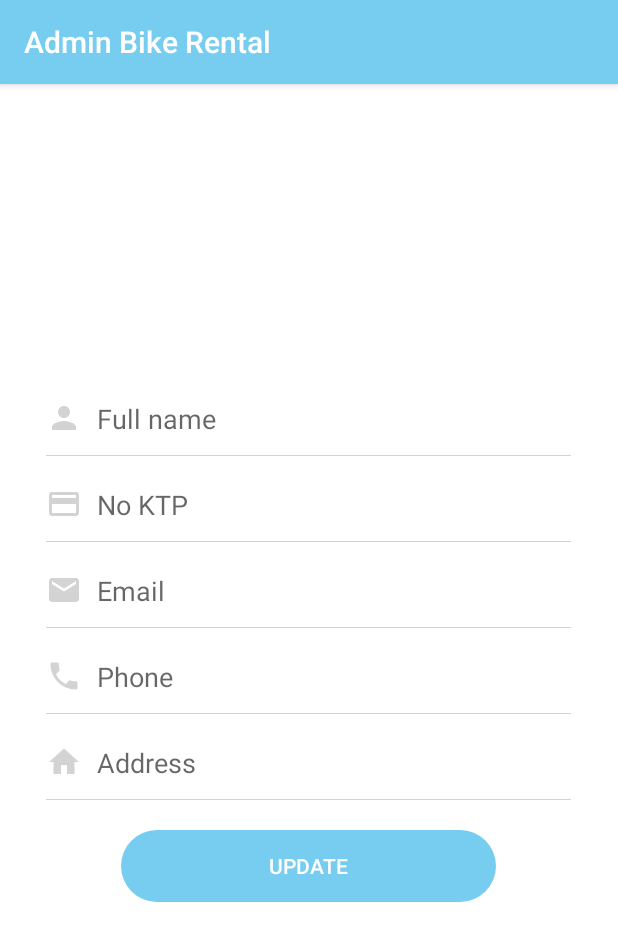
After one commit to hasanwijaya/admin-bike-rental, an Android app: the DetailCustomerActivity screen opened directly, with no data from a screen before it, on a phone screen of 412 x 824 dp. The commit adds this screen. Shown: the top 941 px of the screen. Run offline under Robolectric (Android 15) with nearby library versions, the phone set to English and light mode, and no system bars; libraries missing offline, so code that uses them is left out: com.androidnetworking, com.androidnetworking.common, com.androidnetworking.error, com.androidnetworking.interfaces; 6 statements that could not run were skipped.

Commit message:
add detail customer

```diff
--- a/app/src/main/AndroidManifest.xml
+++ b/app/src/main/AndroidManifest.xml
@@ -12,7 +12,8 @@
         android:supportsRtl="true"
         android:theme="@style/AppTheme"
         android:usesCleartextTraffic="true">
-        <activity android:name=".activity.CustomersActivity"></activity>
+        <activity android:name=".activity.DetailCustomerActivity"></activity>
+        <activity android:name=".activity.CustomersActivity" />
         <activity
             android:name=".activity.SplashscreenActivity"
             android:theme="@style/Theme.AppCompat.Light.NoActionBar">
--- /dev/null
+++ b/app/src/main/java/com/example/adminbikerental/activity/DetailCustomerActivity.java
@@ -0,0 +1,129 @@
+package com.example.adminbikerental.activity;
+
+import androidx.appcompat.app.AppCompatActivity;
+
+import android.content.Intent;
+import android.content.SharedPreferences;
+import android.os.Bundle;
+import android.util.Log;
+import android.view.View;
+import android.widget.Button;
+import android.widget.EditText;
+import android.widget.Toast;
+
+import com.androidnetworking.AndroidNetworking;
+import com.androidnetworking.common.Priority;
+import com.androidnetworking.error.ANError;
+import com.androidnetworking.interfaces.JSONObjectRequestListener;
+import com.example.adminbikerental.R;
+import com.example.adminbikerental.model.Customer;
+
+import org.json.JSONException;
+import org.json.JSONObject;
+
+import static com.example.adminbikerental.activity.SplashscreenActivity.ID;
+import static com.example.adminbikerental.activity.SplashscreenActivity.SHARED_PREFS;
+
+public class DetailCustomerActivity extends AppCompatActivity {
+    public static final String TAG = DetailCustomerActivity.class.getSimpleName();
+    private EditText edtName, edtNoktp, edtEmail, edtPhone, edtAddress;
+    private Button btnUpdate;
+    private String id;
+
+    @Override
+    protected void onCreate(Bundle savedInstanceState) {
+        super.onCreate(savedInstanceState);
+        setContentView(R.layout.activity_detail_customer);
+
+        edtName = findViewById(R.id.edt_name);
+        edtNoktp = findViewById(R.id.edt_noktp);
+        edtEmail = findViewById(R.id.edt_email);
+        edtPhone = findViewById(R.id.edt_phone);
+        edtAddress = findViewById(R.id.edt_address);
+        btnUpdate = findViewById(R.id.btn_update);
+
+        Intent intent = getIntent();
+        Customer itemData = intent.getParcelableExtra("Item Data");
+
+        id = itemData.getId();
+        edtName.setText(itemData.getName());
+        edtNoktp.setText(itemData.getNoktp());
+        edtEmail.setText(itemData.getEmail());
+        edtPhone.setText(itemData.getPhone());
+        edtAddress.setText(itemData.getAddress());
+
+        btnUpdate.setOnClickListener(new View.OnClickListener() {
+            @Override
+            public void onClick(View view) {
+                String inputName= edtName.getText().toString().trim();
+                String inputNoktp= edtNoktp.getText().toString().trim();
+                String inputEmail = edtEmail.getText().toString().trim();
+                String inputPhone = edtPhone.getText().toString().trim();
+                String inputAddress = edtAddress.getText().toString().trim();
+
+                boolean isEmpty = false;
+
+                if (inputName.isEmpty()) {
+                    isEmpty = true;
+                    edtName.setError("Nama lengkap harus diisi");
+                }
+
+                if (inputNoktp.isEmpty()) {
+                    isEmpty = true;
+                    edtNoktp.setError("No KTP harus diisi");
+                }
+
+                if (inputEmail.isEmpty()) {
+                    isEmpty = true;
+                    edtEmail.setError("Email harus diisi");
+                }
+
+                if (inputPhone.isEmpty()) {
+                    isEmpty = true;
+                    edtPhone.setError("Nomor telepon harus diisi");
+                }
+
+                if (inputAddress.isEmpty()) {
+                    isEmpty = true;
+                    edtAddress.setError("Alamat Number harus diisi");
+                }
+
+                if (!isEmpty) {
+                    AndroidNetworking.post("http://192.168.43.21/bike_rental/update_customer.php")
+                            .addBodyParameter("id", id)
+                            .addBodyParameter("name", inputName)
+                            .addBodyParameter("noktp", inputNoktp)
+                            .addBodyParameter("email", inputEmail)
+                            .addBodyParameter("phone", inputPhone)
+                            .addBodyParameter("address", inputAddress)
+                            .setPriority(Priority.MEDIUM)
+                            .build()
+                            .getAsJSONObject(new JSONObjectRequestListener() {
+                                @Override
+                                public void onResponse(JSONObject response) {
+                                    try {
+                                        String status = response.getString("status");
+                                        String message = response.getString("message");
+
+                                        if (status.equals("success")) {
+                                            Toast.makeText(DetailCustomerActivity.this, message, Toast.LENGTH_SHORT).show();
+                                            finish();
+                                        } else {
+                                            Toast.makeText(DetailCustomerActivity.this, message, Toast.LENGTH_SHORT).show();
+                                        }
+                                    } catch (JSONException e) {
+                                        e.printStackTrace();
+                                    }
+                                }
+
+                                @Override
+                                public void onError(ANError error) {
+                                    // handle error
+                                    Log.e(TAG, "onError: " + error.getLocalizedMessage());
+                                }
+                            });
+                }
+            }
+        });
+    }
+}
--- /dev/null
+++ b/app/src/main/res/drawable/ic_card.xml
@@ -0,0 +1,5 @@
+<vector android:height="24dp" android:tint="#D3D3D3"
+    android:viewportHeight="24" android:viewportWidth="24"
+    android:width="24dp" xmlns:android="http://schemas.android.com/apk/res/android">
+    <path android:fillColor="@android:color/white" android:pathData="M20,4L4,4c-1.11,0 -1.99,0.89 -1.99,2L2,18c0,1.11 0.89,2 2,2h16c1.11,0 2,-0.89 2,-2L22,6c0,-1.11 -0.89,-2 -2,-2zM20,18L4,18v-6h16v6zM20,8L4,8L4,6h16v2z"/>
+</vector>
--- /dev/null
+++ b/app/src/main/res/drawable/ic_home.xml
@@ -0,0 +1,5 @@
+<vector android:height="24dp" android:tint="#D3D3D3"
+    android:viewportHeight="24" android:viewportWidth="24"
+    android:width="24dp" xmlns:android="http://schemas.android.com/apk/res/android">
+    <path android:fillColor="@android:color/white" android:pathData="M10,20v-6h4v6h5v-8h3L12,3 2,12h3v8z"/>
+</vector>
--- /dev/null
+++ b/app/src/main/res/drawable/ic_person_grey.xml
@@ -0,0 +1,5 @@
+<vector android:height="24dp" android:tint="#D3D3D3"
+    android:viewportHeight="24" android:viewportWidth="24"
+    android:width="24dp" xmlns:android="http://schemas.android.com/apk/res/android">
+    <path android:fillColor="@android:color/white" android:pathData="M12,12c2.21,0 4,-1.79 4,-4s-1.79,-4 -4,-4 -4,1.79 -4,4 1.79,4 4,4zM12,14c-2.67,0 -8,1.34 -8,4v2h16v-2c0,-2.66 -5.33,-4 -8,-4z"/>
+</vector>
--- /dev/null
+++ b/app/src/main/res/drawable/ic_phone.xml
@@ -0,0 +1,5 @@
+<vector android:height="24dp" android:tint="#D3D3D3"
+    android:viewportHeight="24" android:viewportWidth="24"
+    android:width="24dp" xmlns:android="http://schemas.android.com/apk/res/android">
+    <path android:fillColor="@android:color/white" android:pathData="M6.62,10.79c1.44,2.83 3.76,5.14 6.59,6.59l2.2,-2.2c0.27,-0.27 0.67,-0.36 1.02,-0.24 1.12,0.37 2.33,0.57 3.57,0.57 0.55,0 1,0.45 1,1V20c0,0.55 -0.45,1 -1,1 -9.39,0 -17,-7.61 -17,-17 0,-0.55 0.45,-1 1,-1h3.5c0.55,0 1,0.45 1,1 0,1.25 0.2,2.45 0.57,3.57 0.11,0.35 0.03,0.74 -0.25,1.02l-2.2,2.2z"/>
+</vector>
--- /dev/null
+++ b/app/src/main/res/layout/activity_detail_customer.xml
@@ -0,0 +1,106 @@
+<?xml version="1.0" encoding="utf-8"?>
+<LinearLayout xmlns:android="http://schemas.android.com/apk/res/android"
+    xmlns:tools="http://schemas.android.com/tools"
+    android:layout_width="match_parent"
+    android:layout_height="match_parent"
+    android:orientation="vertical"
+    android:padding="16dp"
+    android:gravity="center"
+    android:background="@android:color/white">
+
+    <EditText
+        android:id="@+id/edt_name"
+        android:layout_width="350dp"
+        android:layout_height="wrap_content"
+        android:inputType="text"
+        android:hint="Full name"
+        android:drawableLeft="@drawable/ic_person_grey"
+        android:drawablePadding="10dp"
+        android:background="@null"
+        android:layout_marginBottom="12dp"/>
+
+    <View
+        android:layout_width="350dp"
+        android:layout_height="0.7dp"
+        android:background="#d3d3d3"
+        android:layout_marginBottom="20dp"/>
+
+    <EditText
+        android:id="@+id/edt_noktp"
+        android:layout_width="350dp"
+        android:layout_height="wrap_content"
+        android:inputType="text"
+        android:hint="No KTP"
+        android:drawableLeft="@drawable/ic_card"
+        android:drawablePadding="10dp"
+        android:background="@null"
+        android:layout_marginBottom="12dp"/>
+
+    <View
+        android:layout_width="350dp"
+        android:layout_height="0.7dp"
+        android:background="#d3d3d3"
+        android:layout_marginBottom="20dp"/>
+
+    <EditText
+        android:id="@+id/edt_email"
+        android:layout_width="350dp"
+        android:layout_height="wrap_content"
+        android:inputType="textEmailAddress"
+        android:hint="Email"
+        android:drawableLeft="@drawable/ic_email"
+        android:drawablePadding="10dp"
+        android:background="@null"
+        android:layout_marginBottom="12dp"/>
+
+    <View
+        android:layout_width="350dp"
+        android:layout_height="0.7dp"
+        android:background="#d3d3d3"
+        android:layout_marginBottom="20dp"/>
+
+    <EditText
+        android:id="@+id/edt_phone"
+        android:layout_width="350dp"
+        android:layout_height="wrap_content"
+        android:inputType="textEmailAddress"
+        android:hint="Phone"
+        android:drawableLeft="@drawable/ic_phone"
+        android:drawablePadding="10dp"
+        android:background="@null"
+        android:layout_marginBottom="12dp"/>
+
+    <View
+        android:layout_width="350dp"
+        android:layout_height="0.7dp"
+        android:background="#d3d3d3"
+        android:layout_marginBottom="20dp"/>
+
+    <EditText
+        android:id="@+id/edt_address"
+        android:layout_width="350dp"
+        android:layout_height="wrap_content"
+        android:inputType="text"
+        android:hint="Address"
+        android:drawableLeft="@drawable/ic_home"
+        android:drawablePadding="10dp"
+        android:background="@null"
+        android:layout_marginBottom="12dp"/>
+
+    <View
+        android:layout_width="350dp"
+        android:layout_height="0.7dp"
+        android:background="#d3d3d3"
+        android:layout_marginBottom="20dp"/>
+
+    <Button
+        android:id="@+id/btn_update"
+        android:layout_width="250dp"
+        android:layout_height="wrap_content"
+        android:text="Update"
+        android:background="@drawable/rounded_button"
+        android:textColor="@android:color/white"
+        style="?android:attr/borderlessButtonStyle"
+        android:layout_marginBottom="12dp"/>
+
+</LinearLayout>
```
Also changed, not shown: app/src/main/java/com/example/adminbikerental/activity/CustomersActivity.java (+9 -1 lines), app/src/main/java/com/example/adminbikerental/model/Customer.java (+61 -2 lines).
